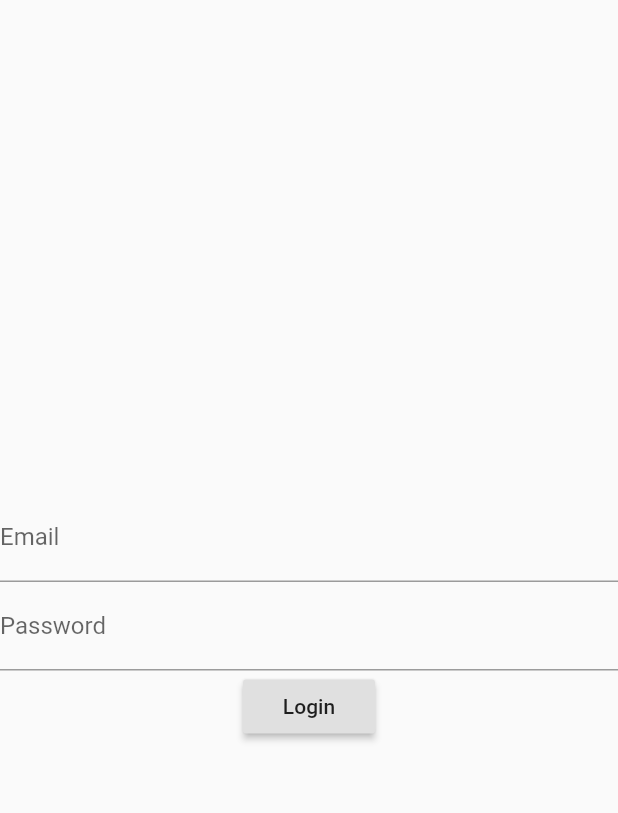
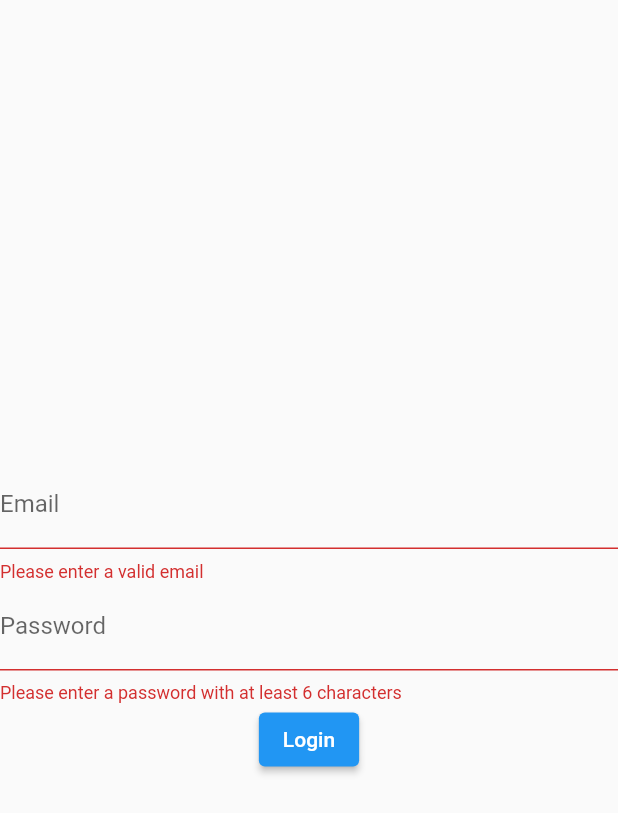
Before and after one commit to jarvissgan/WhereToGo, a Flutter app: the screen it shows after launch, after a tap on "Login", on a phone screen of 412 x 824 dp. Shown: the top 813 px of the screen. Run offline on Flutter 3.47's test engine with Material 2 defaults, Android fonts, the phone set to English and light mode, and no system bars; our stand-ins replace firebase_auth, firebase_core, shared_preferences; accounts and stored records are empty.

Commit message:
Firebase Login implementation

```diff
--- /dev/null
+++ b/lib/auth_service.dart
@@ -0,0 +1,20 @@
+import 'package:firebase_auth/firebase_auth.dart';
+
+class AuthService {
+  Future<UserCredential> register(email, password){
+    return FirebaseAuth.instance.createUserWithEmailAndPassword(email: email, password: password);
+  }
+  Future<UserCredential> login(email, password){
+    return FirebaseAuth.instance.signInWithEmailAndPassword(email: email, password: password);
+  }
+  Future<void> forgotPassword(email){
+    return FirebaseAuth.instance.sendPasswordResetEmail(email: email);
+  }
+  Stream<User?> getAuthUser() {
+    return FirebaseAuth.instance.authStateChanges();
+  }
+  logout(){
+    FirebaseAuth.instance.signOut();
+  }
+
+}
--- a/lib/main.dart
+++ b/lib/main.dart
@@ -1,3 +1,5 @@
+import 'package:firebase_auth/firebase_auth.dart';
+import 'package:firebase_core/firebase_core.dart';
 import 'package:flutter/material.dart';
 import 'package:flutter/services.dart';
 import 'package:jarlist/screens/landing.dart';
@@ -5,7 +7,7 @@ import 'package:jarlist/screens/add_screen.dart';
 import 'package:jarlist/screens/login_screen.dart';
 import 'package:jarlist/widgets/home_widget.dart';
 
-
+import 'auth_service.dart';
 import 'screens/list_screen.dart';
 
 void main() {
@@ -14,14 +16,22 @@ void main() {
     statusBarColor: Colors.transparent,
   ));
 }
+
 List<String> items = List.generate(
   50,
   (i) => "List $i",
 );
 
 class MyApp extends StatelessWidget {
+  AuthService authService = AuthService();
+
   @override
   Widget build(BuildContext context) {
+    return FutureBuilder(
+        future: Firebase.initializeApp(),
+        builder: (context, snapshot) => StreamBuilder<User?>(
+            stream: authService.getAuthUser(),
+            builder: (context, snapshot) {
               return MaterialApp(
                 theme: ThemeData(
                   primarySwatch: Colors.blue,
@@ -33,6 +43,7 @@ class MyApp extends StatelessWidget {
                   ListScreen.routeName: (_) => ListScreen(),
                 },
               );
+            }));
   }
 }
 
--- a/lib/screens/login_screen.dart
+++ b/lib/screens/login_screen.dart
@@ -1,35 +1,102 @@
 import 'package:flutter/material.dart';
+import 'package:jarlist/auth_service.dart';
 
-class LoginScreen extends StatelessWidget {
-  const LoginScreen({Key? key}) : super(key: key);
+class LoginScreen extends StatefulWidget {
+  @override
+  State<LoginScreen> createState() => _LoginScreenState();
+}
+
+class _LoginScreenState extends State<LoginScreen> {
+  String? _email;
+
+  String? _password;
+
+  var form = GlobalKey<FormState>();
+
+  login(){
+    bool isValid = form.currentState!.validate();
+    if(isValid){
+      form.currentState!.save();
+    }
+
+    AuthService authService = AuthService();
+
+    return authService.login(_email, _password).then((value) {
+      FocusScope.of(context).unfocus();
+      ScaffoldMessenger.of(context).hideCurrentSnackBar();
+      ScaffoldMessenger.of(context).showSnackBar(SnackBar(
+        content: Text('Logged in successfully!'),
+        duration: Duration(seconds: 1),
+      ));
+    }).catchError((error) {
+      FocusScope.of(context).unfocus();
+      ScaffoldMessenger.of(context).hideCurrentSnackBar();
+      ScaffoldMessenger.of(context).showSnackBar(SnackBar(
+        content: Text(error.toString()),
+        duration: Duration(seconds: 1),
+      ));
+    });
+
+}
 
   @override
   Widget build(BuildContext context) {
     return Scaffold(
-      body: Center(
+      body: Form(
+        key: form,
+        child: Center(
           child: Column(
             //email and password
             mainAxisAlignment: MainAxisAlignment.center,
             children: [
-            TextField(
+              TextFormField(
+                keyboardType: TextInputType.emailAddress,
+                validator: (value) {
+                  if (value == null) {
+                    return 'Please enter an email';
+                  }
+                  else if(!value.contains('@')) {
+                    return 'Please enter a valid email';
+                  } else {
+                    return null;
+                  }
+                },
+                onSaved: (value) {
+                  _email = value;
+                },
                 decoration: InputDecoration(
                   labelText: 'Email',
                 ),
               ),
-            TextField(
+              TextFormField(
+                obscureText: true,
+                validator: (value) {
+                  if (value == null) {
+                    return 'Please enter a password';
+                  }
+                  else if(value.length < 6) {
+                    return 'Please enter a password with at least 6 characters';
+                  } else {
+                    return null;
+                  }
+                },
+                onSaved: (value) {
+                  _password = value;
+                },
                 decoration: InputDecoration(
                   labelText: 'Password',
                 ),
               ),
-            RaisedButton(
+              ElevatedButton(
                 child: Text('Login'),
                 onPressed: () {
-                Navigator.pushNamed(context, '/home');
+                  login();
                 },
               ),
             ],
           )
         ),
+      ),
     );
   }
 }
--- /dev/null
+++ b/lib/screens/register_screen.dart
@@ -0,0 +1,103 @@
+import 'package:flutter/material.dart';
+
+class LoginScreen extends StatefulWidget {
+  @override
+  State<LoginScreen> createState() => _LoginScreenState();
+}
+
+class _LoginScreenState extends State<LoginScreen> {
+  String? _email;
+  String? _password;
+  String? _confirmPassword;
+  var form = GlobalKey<FormState>();
+
+  register(){
+    bool isValid = form.currentState!.validate();
+    if(isValid){
+      form.currentState!.save();
+    }
+    if(_password != _confirmPassword){
+      ScaffoldMessenger.of(context).showSnackBar(SnackBar(
+        content: Text('Passwords do not match'),
+        duration: Duration(seconds: 1),
+      ));
+    }
+    FocusScope.of(context).unfocus();
+    ScaffoldMessenger.of(context).hideCurrentSnackBar();
+    ScaffoldMessenger.of(context).showSnackBar(SnackBar(
+      content: Text('Registering...'),
+      duration: Duration(seconds: 1),
+    ));
+  }
+
+  @override
+  Widget build(BuildContext context) {
+    return Form(
+        key: form,
+        child: Column(
+          mainAxisAlignment: MainAxisAlignment.center,
+          children: [
+            TextFormField(
+              decoration: InputDecoration(
+                labelText: 'Email',
+              ),
+              keyboardType: TextInputType.emailAddress,
+              validator: (value) {
+                if (value == null) {
+                  return 'Please enter an email';
+                } else if (!value.contains('@')) {
+                  return 'Please enter a valid email';
+                } else {
+                  return null;
+                }
+              },
+              onSaved: (value) {
+                _email = value;
+              },
+            ),
+            TextFormField(
+              decoration: InputDecoration(
+                labelText: 'Password',
+              ),
+              obscureText: true,
+              validator: (value) {
+                if (value == null) {
+                  return 'Please enter a password';
+                } else if (value.length < 6) {
+                  return 'Password must be at least 6 characters';
+                } else {
+                  return null;
+                }
+              },
+              onSaved: (value) {
+                _password = value;
+              },
+            ),
+            TextFormField(
+              decoration: InputDecoration(
+                labelText: 'Confirm Password',
+              ),
+              obscureText: true,
+              validator: (value) {
+                if (value == null) {
+                  return 'Please enter a password';
+                } else if (value.length < 6) {
+                  return 'Password must be at least 6 characters';
+                } else {
+                  return null;
+                }
+              },
+              onSaved: (value) {
+                _confirmPassword = value;
+              },
+            ),
+            ElevatedButton(
+              child: Text('Register'),
+              onPressed: () {
+                register();
+              },
+            ),
+          ],
+        ));
+  }
+}
--- a/pubspec.yaml
+++ b/pubspec.yaml
@@ -40,6 +40,8 @@ dependencies:
   flutter_google_places_sdk: ^0.3.2+2
   flutter_google_places_sdk_android: ^0.1.2+3
   http: ^0.13.4
+  firebase_core: ^1.13.1
+  firebase_auth: ^3.3.10
 
 dev_dependencies:
   flutter_test:
```
Also changed, not shown: pubspec.lock, 3 other files. Lines whose indentation alone changed are shown as unchanged.
